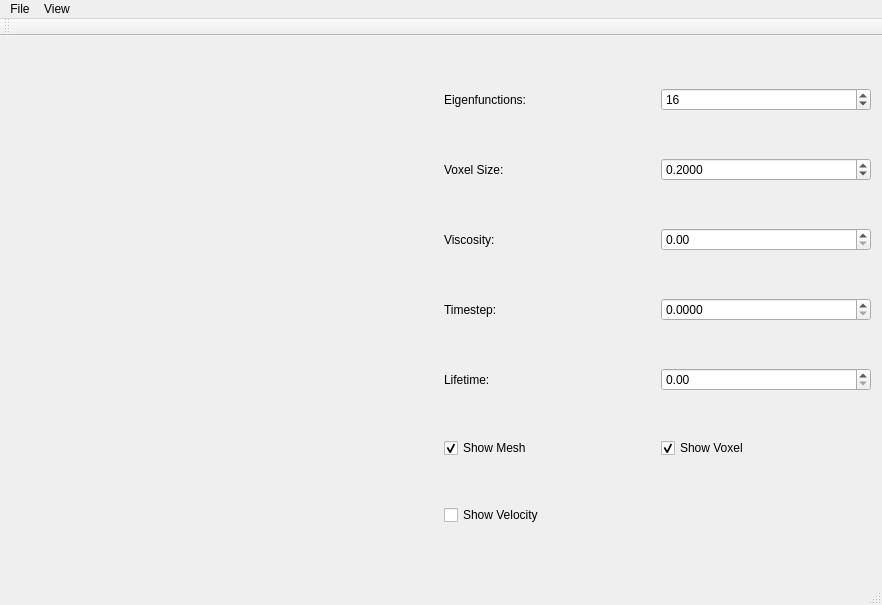
Qt form Widgets/mainwindow.ui (wleuschner/ParallelSpectralFluids3D) before a commit.
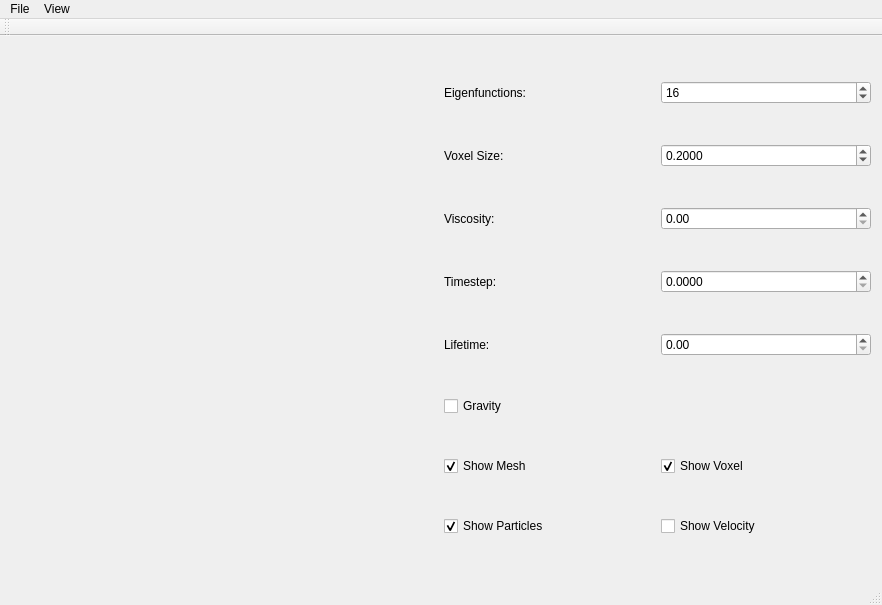
The same form after that commit. Custom widgets are drawn as their Qt base class.

Patch:
```diff
--- a/Widgets/mainwindow.ui
+++ b/Widgets/mainwindow.ui
@@ -114,6 +114,13 @@
           </item>
          </layout>
         </item>
+        <item>
+         <widget class="QCheckBox" name="chkGravity">
+          <property name="text">
+           <string>Gravity</string>
+          </property>
+         </widget>
+        </item>
         <item>
          <layout class="QHBoxLayout" name="horizontalLayout_6">
           <item>
@@ -140,6 +147,16 @@
         </item>
         <item>
          <layout class="QHBoxLayout" name="horizontalLayout_8">
+          <item>
+           <widget class="QCheckBox" name="chkParticles">
+            <property name="text">
+             <string>Show Particles</string>
+            </property>
+            <property name="checked">
+             <bool>true</bool>
+            </property>
+           </widget>
+          </item>
           <item>
            <widget class="QCheckBox" name="chkVelocity">
             <property name="text">
```
